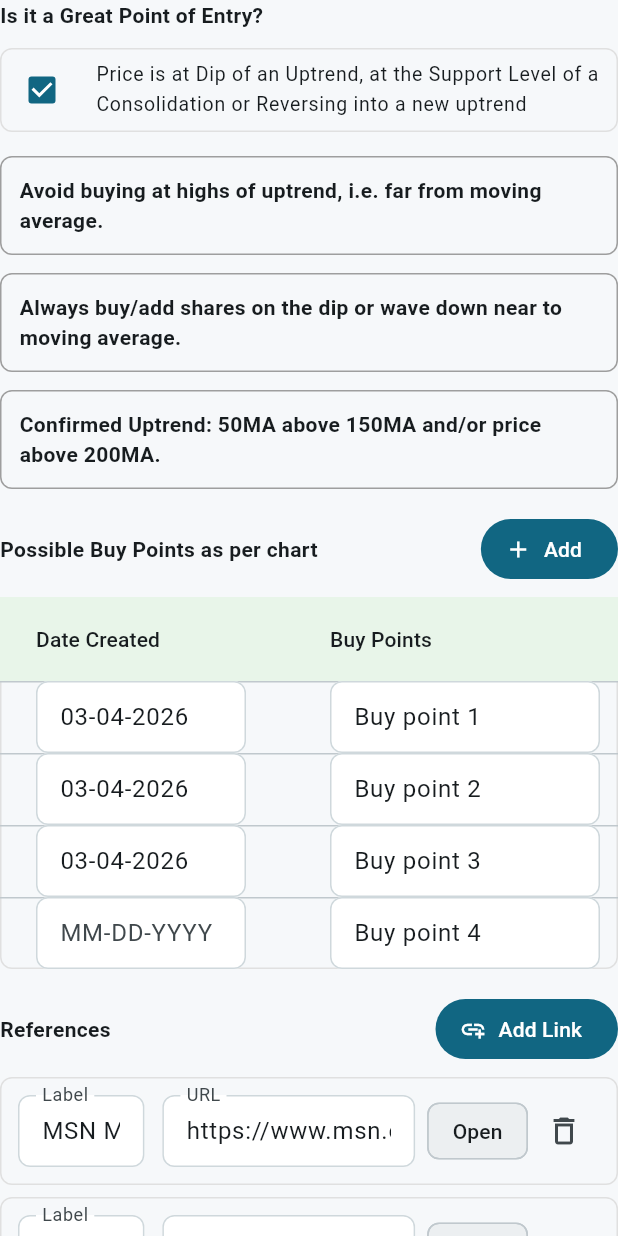
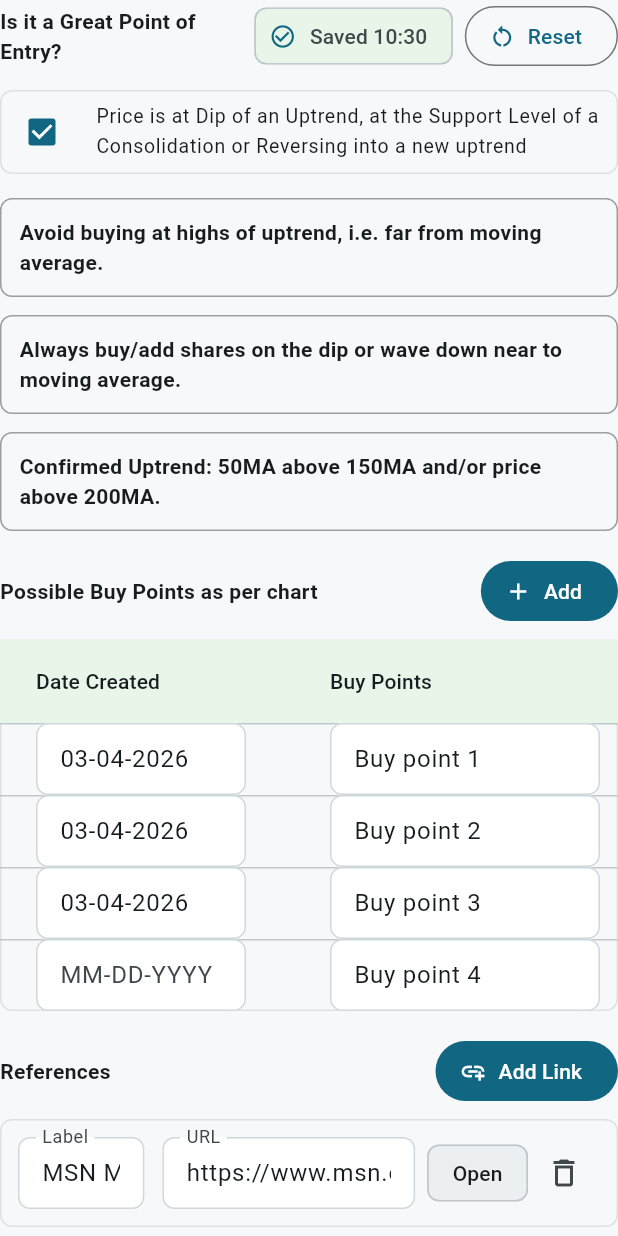
Before and after one commit to lamadipen/stock_analyzer, a Flutter app: the MarginOfSafetyContent widget shown alone on an empty page, opened directly with empty values, after a tap on "Add", after a tap on "Add Link", after a tap on the "delete outline" icon, on a phone screen of 412 x 824 dp. Run offline on Flutter 3.47's test engine with Material 3 defaults, Android fonts, the phone set to English and light mode, and no system bars; our stand-ins replace shared_preferences; accounts and stored records are empty.

Commit message:
Added Persistence Logic for Local Storage

```diff
--- /dev/null
+++ b/stock_analyzer_app/lib/core/services/stock_analysis_storage.dart
@@ -0,0 +1,69 @@
+import 'dart:convert';
+
+import 'package:shared_preferences/shared_preferences.dart';
+
+class StockAnalysisStorage {
+  const StockAnalysisStorage._();
+
+  static const String marginOfSafetySection = 'marginOfSafety';
+  static const String _keyPrefix = 'stock_analysis';
+
+  static Future<Map<String, dynamic>?> loadSection({
+    required String ticker,
+    required String section,
+  }) async {
+    final data = await _loadTickerData(ticker);
+    final sectionData = data[section];
+    if (sectionData is Map<String, dynamic>) {
+      return sectionData;
+    }
+    return null;
+  }
+
+  static Future<void> saveSection({
+    required String ticker,
+    required String section,
+    required Map<String, dynamic> data,
+  }) async {
+    final prefs = await SharedPreferences.getInstance();
+    final tickerData = await _loadTickerData(ticker);
+    final upperTicker = ticker.toUpperCase();
+
+    tickerData['ticker'] = upperTicker;
+    tickerData['updatedAt'] = DateTime.now().toIso8601String();
+    tickerData[section] = data;
+
+    await prefs.setString(_keyFor(upperTicker), jsonEncode(tickerData));
+  }
+
+  static Future<void> clearSection({
+    required String ticker,
+    required String section,
+  }) async {
+    final prefs = await SharedPreferences.getInstance();
+    final tickerData = await _loadTickerData(ticker);
+    tickerData.remove(section);
+    tickerData['ticker'] = ticker.toUpperCase();
+    tickerData['updatedAt'] = DateTime.now().toIso8601String();
+    await prefs.setString(_keyFor(ticker), jsonEncode(tickerData));
+  }
+
+  static Future<Map<String, dynamic>> _loadTickerData(String ticker) async {
+    final prefs = await SharedPreferences.getInstance();
+    final rawData = prefs.getString(_keyFor(ticker));
+    if (rawData == null) {
+      return <String, dynamic>{};
+    }
+
+    final decoded = jsonDecode(rawData);
+    if (decoded is Map<String, dynamic>) {
+      return decoded;
+    }
+
+    return <String, dynamic>{};
+  }
+
+  static String _keyFor(String ticker) {
+    return '${_keyPrefix}_${ticker.toUpperCase()}';
+  }
+}
--- a/stock_analyzer_app/lib/features/stock_analyzer/presentation/widgets/margin_of_safety_content.dart
+++ b/stock_analyzer_app/lib/features/stock_analyzer/presentation/widgets/margin_of_safety_content.dart
@@ -1,4 +1,7 @@
+import 'dart:async';
+
 import 'package:flutter/material.dart';
+import 'package:stock_analyzer_app/core/services/stock_analysis_storage.dart';
 import 'package:stock_analyzer_app/core/utils/ticker_links.dart';
 import 'package:url_launcher/url_launcher.dart';
 
@@ -12,32 +15,218 @@ class MarginOfSafetyContent extends StatefulWidget {
 
 class _MarginOfSafetyContentState extends State<MarginOfSafetyContent> {
   bool _isGreatEntry = true;
+  bool _isLoading = true;
+  bool _isSaving = false;
+  bool _isRestoring = false;
+  bool _hasSavedData = false;
+  DateTime? _lastSavedAt;
+  Timer? _saveDebounce;
 
-  late final List<_BuyPointRow> _buyPoints = [
-    _BuyPointRow(
-      dateController: TextEditingController(text: '03-04-2026'),
-      buyPointController: TextEditingController(text: 'Buy point 1'),
-      targetPriceController: TextEditingController(text: '200'),
+  final List<_BuyPointRow> _buyPoints = [];
+  final List<_ReferenceLinkRow> _referenceLinks = [];
+
+  @override
+  void initState() {
+    super.initState();
+    _setDefaultRows();
+    _loadSavedData();
+  }
+
+  Future<void> _loadSavedData() async {
+    final data = await StockAnalysisStorage.loadSection(
+      ticker: widget.ticker,
+      section: StockAnalysisStorage.marginOfSafetySection,
+    );
+
+    if (!mounted) {
+      return;
+    }
+
+    if (data == null) {
+      setState(() => _isLoading = false);
+      return;
+    }
+
+    _isRestoring = true;
+    _disposeRows();
+    _buyPoints
+      ..clear()
+      ..addAll(_buyPointsFromJson(data['buyPoints']));
+    _referenceLinks
+      ..clear()
+      ..addAll(_referenceLinksFromJson(data['referenceLinks']));
+
+    setState(() {
+      _isGreatEntry = data['isGreatEntry'] == true;
+      _hasSavedData = true;
+      _isLoading = false;
+      _lastSavedAt = DateTime.tryParse('${data['savedAt'] ?? ''}');
+    });
+    _isRestoring = false;
+  }
+
+  void _setDefaultRows() {
+    _buyPoints
+      ..clear()
+      ..addAll([
+        _createBuyPointRow(
+          dateCreated: '03-04-2026',
+          buyPoint: 'Buy point 1',
+          targetPrice: '200',
         ),
-    _BuyPointRow(
-      dateController: TextEditingController(text: '03-04-2026'),
-      buyPointController: TextEditingController(text: 'Buy point 2'),
-      targetPriceController: TextEditingController(text: '150'),
+        _createBuyPointRow(
+          dateCreated: '03-04-2026',
+          buyPoint: 'Buy point 2',
+          targetPrice: '150',
         ),
-    _BuyPointRow(
-      dateController: TextEditingController(text: '03-04-2026'),
-      buyPointController: TextEditingController(text: 'Buy point 3'),
-      targetPriceController: TextEditingController(text: '100'),
+        _createBuyPointRow(
+          dateCreated: '03-04-2026',
+          buyPoint: 'Buy point 3',
+          targetPrice: '100',
         ),
-  ];
+      ]);
 
-  late final List<_ReferenceLinkRow> _referenceLinks =
+    _referenceLinks
+      ..clear()
+      ..addAll(
         buildMarginOfSafetyLinks(widget.ticker).entries.map((entry) {
-        return _ReferenceLinkRow(
-          labelController: TextEditingController(text: entry.key),
-          urlController: TextEditingController(text: entry.value),
+          return _createReferenceLinkRow(label: entry.key, url: entry.value);
+        }),
+      );
+  }
+
+  List<_BuyPointRow> _buyPointsFromJson(Object? value) {
+    if (value is! List) {
+      return [];
+    }
+
+    return value.whereType<Map<String, dynamic>>().map((item) {
+      return _createBuyPointRow(
+        dateCreated: '${item['dateCreated'] ?? ''}',
+        buyPoint: '${item['buyPoint'] ?? ''}',
+        targetPrice: '${item['targetPrice'] ?? ''}',
       );
     }).toList();
+  }
+
+  List<_ReferenceLinkRow> _referenceLinksFromJson(Object? value) {
+    if (value is! List) {
+      return [];
+    }
+
+    return value.whereType<Map<String, dynamic>>().map((item) {
+      return _createReferenceLinkRow(
+        label: '${item['label'] ?? ''}',
+        url: '${item['url'] ?? ''}',
+      );
+    }).toList();
+  }
+
+  _BuyPointRow _createBuyPointRow({
+    String dateCreated = '',
+    String buyPoint = '',
+    String targetPrice = '',
+  }) {
+    final row = _BuyPointRow(
+      dateController: TextEditingController(text: dateCreated),
+      buyPointController: TextEditingController(text: buyPoint),
+      targetPriceController: TextEditingController(text: targetPrice),
+    );
+    row.dateController.addListener(_scheduleSave);
+    row.buyPointController.addListener(_scheduleSave);
+    row.targetPriceController.addListener(_scheduleSave);
+    return row;
+  }
+
+  _ReferenceLinkRow _createReferenceLinkRow({
+    String label = '',
+    String url = '',
+  }) {
+    final row = _ReferenceLinkRow(
+      labelController: TextEditingController(text: label),
+      urlController: TextEditingController(text: url),
+    );
+    row.labelController.addListener(_scheduleSave);
+    row.urlController.addListener(_scheduleSave);
+    return row;
+  }
+
+  Map<String, dynamic> _toJson() {
+    final savedAt = DateTime.now();
+    return {
+      'isGreatEntry': _isGreatEntry,
+      'savedAt': savedAt.toIso8601String(),
+      'buyPoints': _buyPoints.map((row) {
+        return {
+          'dateCreated': row.dateController.text,
+          'buyPoint': row.buyPointController.text,
+          'targetPrice': row.targetPriceController.text,
+        };
+      }).toList(),
+      'referenceLinks': _referenceLinks.map((row) {
+        return {
+          'label': row.labelController.text,
+          'url': row.urlController.text,
+        };
+      }).toList(),
+    };
+  }
+
+  void _scheduleSave() {
+    if (_isRestoring || _isLoading) {
+      return;
+    }
+
+    _saveDebounce?.cancel();
+    _saveDebounce = Timer(const Duration(milliseconds: 500), _saveNow);
+  }
+
+  Future<void> _saveNow() async {
+    if (!mounted) {
+      return;
+    }
+
+    setState(() => _isSaving = true);
+    final data = _toJson();
+    await StockAnalysisStorage.saveSection(
+      ticker: widget.ticker,
+      section: StockAnalysisStorage.marginOfSafetySection,
+      data: data,
+    );
+
+    if (!mounted) {
+      return;
+    }
+
+    setState(() {
+      _isSaving = false;
+      _hasSavedData = true;
+      _lastSavedAt = DateTime.tryParse('${data['savedAt']}');
+    });
+  }
+
+  Future<void> _resetSection() async {
+    _saveDebounce?.cancel();
+    _isRestoring = true;
+    _disposeRows();
+    _setDefaultRows();
+    await StockAnalysisStorage.clearSection(
+      ticker: widget.ticker,
+      section: StockAnalysisStorage.marginOfSafetySection,
+    );
+
+    if (!mounted) {
+      return;
+    }
+
+    setState(() {
+      _isGreatEntry = true;
+      _hasSavedData = false;
+      _lastSavedAt = null;
+      _isSaving = false;
+    });
+    _isRestoring = false;
+  }
 
   Future<void> _launch(String url) async {
     final uri = Uri.tryParse(url.trim());
@@ -49,59 +238,78 @@ class _MarginOfSafetyContentState extends State<MarginOfSafetyContent> {
   void _addBuyPoint() {
     setState(() {
       _buyPoints.add(
-        _BuyPointRow(
-          dateController: TextEditingController(),
-          buyPointController: TextEditingController(
-            text: 'Buy point ${_buyPoints.length + 1}',
-          ),
-          targetPriceController: TextEditingController(),
-        ),
+        _createBuyPointRow(buyPoint: 'Buy point ${_buyPoints.length + 1}'),
       );
     });
+    _scheduleSave();
   }
 
   void _deleteBuyPoint(int index) {
     final row = _buyPoints.removeAt(index);
     row.dispose();
     setState(() {});
+    _scheduleSave();
   }
 
   void _addReferenceLink() {
     setState(() {
-      _referenceLinks.add(
-        _ReferenceLinkRow(
-          labelController: TextEditingController(text: 'Chart Link'),
-          urlController: TextEditingController(),
-        ),
-      );
+      _referenceLinks.add(_createReferenceLinkRow(label: 'Chart Link'));
     });
+    _scheduleSave();
   }
 
   void _deleteReferenceLink(int index) {
     final row = _referenceLinks.removeAt(index);
     row.dispose();
     setState(() {});
+    _scheduleSave();
   }
 
-  @override
-  void dispose() {
+  void _disposeRows() {
     for (final row in _buyPoints) {
       row.dispose();
     }
     for (final row in _referenceLinks) {
       row.dispose();
     }
+  }
+
+  @override
+  void dispose() {
+    _saveDebounce?.cancel();
+    _disposeRows();
     super.dispose();
   }
 
   @override
   Widget build(BuildContext context) {
+    if (_isLoading) {
+      return const Center(child: CircularProgressIndicator());
+    }
+
     return Column(
       crossAxisAlignment: CrossAxisAlignment.start,
       children: [
-        const Text(
+        Row(
+          children: [
+            const Expanded(
+              child: Text(
                 'Is it a Great Point of Entry?',
                 style: TextStyle(fontWeight: FontWeight.w600),
+              ),
+            ),
+            _SaveStatusChip(
+              isSaving: _isSaving,
+              hasSavedData: _hasSavedData,
+              lastSavedAt: _lastSavedAt,
+            ),
+            const SizedBox(width: 8),
+            OutlinedButton.icon(
+              onPressed: _resetSection,
+              icon: const Icon(Icons.restart_alt),
+              label: const Text('Reset'),
+            ),
+          ],
         ),
         const SizedBox(height: 12),
         DecoratedBox(
@@ -113,6 +321,7 @@ class _MarginOfSafetyContentState extends State<MarginOfSafetyContent> {
             value: _isGreatEntry,
             onChanged: (value) {
               setState(() => _isGreatEntry = value ?? false);
+              _scheduleSave();
             },
             title: const Text(
               'Price is at Dip of an Uptrend, at the Support Level of a Consolidation or Reversing into a new uptrend',
@@ -352,6 +561,46 @@ class _TableTextField extends StatelessWidget {
   }
 }
 
+class _SaveStatusChip extends StatelessWidget {
+  const _SaveStatusChip({
+    required this.isSaving,
+    required this.hasSavedData,
+    required this.lastSavedAt,
+  });
+
+  final bool isSaving;
+  final bool hasSavedData;
+  final DateTime? lastSavedAt;
+
+  @override
+  Widget build(BuildContext context) {
+    final label = isSaving
+        ? 'Saving...'
+        : hasSavedData
+        ? 'Saved ${_formatTime(lastSavedAt)}'
+        : 'Not saved yet';
+
+    return Chip(
+      avatar: Icon(
+        isSaving ? Icons.sync : Icons.check_circle_outline,
+        size: 18,
+      ),
+      label: Text(label),
+      backgroundColor: hasSavedData ? Colors.green.shade50 : null,
+    );
+  }
+
+  String _formatTime(DateTime? value) {
+    if (value == null) {
+      return '';
+    }
+
+    final hour = value.hour.toString().padLeft(2, '0');
+    final minute = value.minute.toString().padLeft(2, '0');
+    return '$hour:$minute';
+  }
+}
+
 class _MarginNote extends StatelessWidget {
   const _MarginNote({required this.text});
 
--- a/stock_analyzer_app/pubspec.yaml
+++ b/stock_analyzer_app/pubspec.yaml
@@ -34,6 +34,7 @@ dependencies:
   # The following adds the Cupertino Icons font to your application.
   # Use with the CupertinoIcons class for iOS style icons.
   cupertino_icons: ^1.0.8
+  shared_preferences: ^2.5.3
   url_launcher: ^6.1.11
 
 dev_dependencies:
```
Also changed, not shown: stock_analyzer_app/pubspec.lock. Lines whose indentation alone changed are shown as unchanged.
